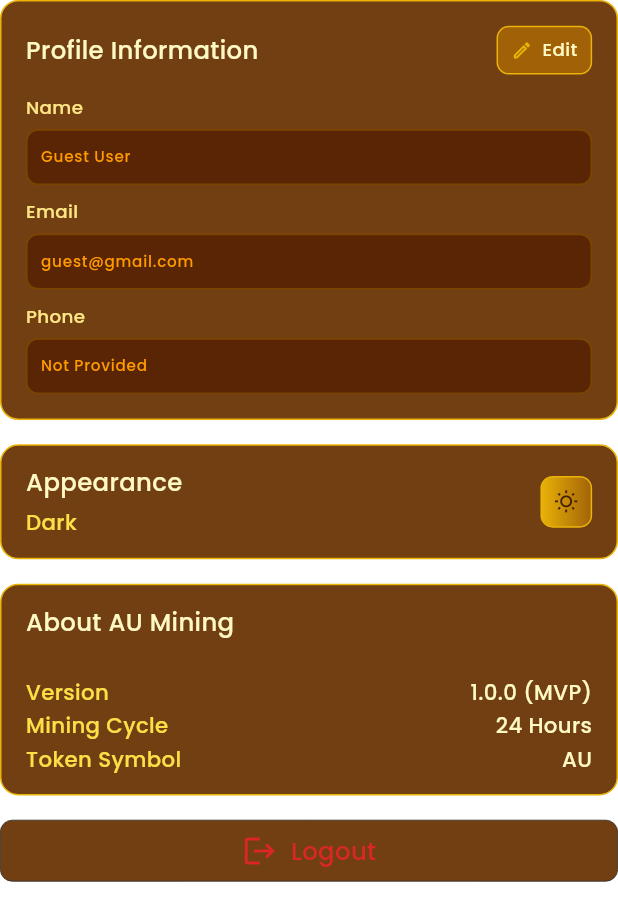
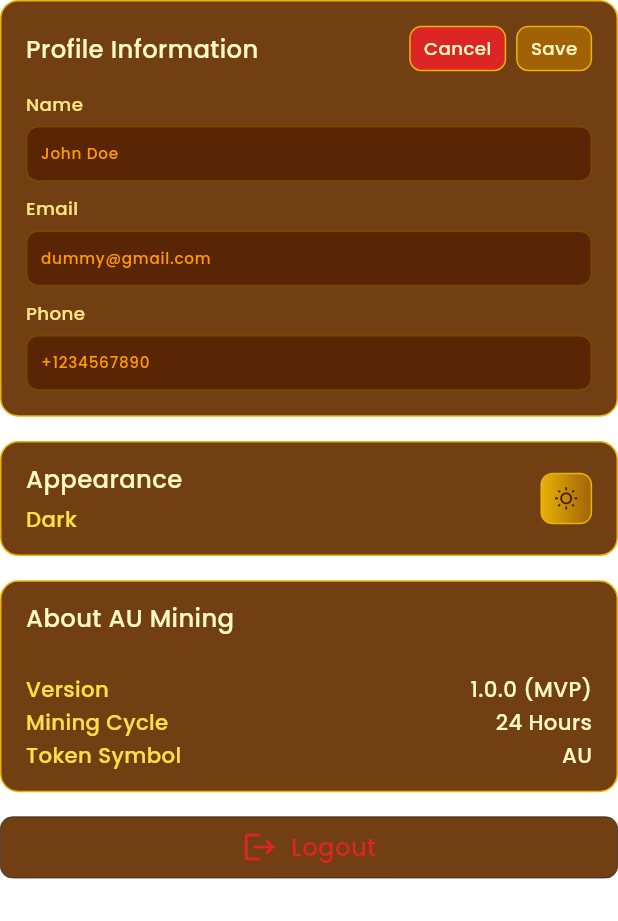
Before and after one commit to talhamehtab2014/mining_app, a Flutter app: the ProfileView screen opened by its route, after a tap on "Edit", on a phone screen of 412 x 824 dp. Shown: the top 921 px of the screen. Run offline on Flutter 3.47's test engine with Material 3 defaults, Android fonts, the light colour scheme and no system bars; our stand-ins replace auto_size_text, connectivity_plus, dio, firebase_core, flutter_screenutil, font_awesome_flutter and 7 more; accounts and stored records are empty; generated files the repository leaves out were written again.

Commit message:
feat: implement profile editing functionality
Introduces the ability for users to edit their profile information.

- Adds `ProfileModel` to represent user profile data.
- Implements `ProfileViewState` and `ProfileViewAction` to manage the state and user interactions on the profile screen.
- Updates the `Profile` view to handle edit, save, and cancel actions, and to enable/disable text fields based on the edit state.
- Initializes `ProfileViewModel` with mock data and logic to handle the "edit profile" action.
- Adds new localized strings for "Edit" and "Save" buttons.

```diff
--- a/lib/src/core/localization/app_strings.dart
+++ b/lib/src/core/localization/app_strings.dart
@@ -65,4 +65,6 @@ class AppStrings {
   static String get dark => 'dark'.tr;
   static String get light => 'light'.tr;
   static String get profileInformation => 'profileInformation'.tr;
+  static String get edit => 'edit'.tr;
+  static String get save => 'save'.tr;
 }
--- a/lib/src/core/localization/en_us.dart
+++ b/lib/src/core/localization/en_us.dart
@@ -29,25 +29,27 @@ final Map<String, String> enUS = {
 • No limit on number of referrals
   ''',
   'yourReferrals': 'Your Referrals ',
-  'shareReferralCode':'Share referral code',
-  'noReferralYet':'No referrals yet',
-  'shareYourCode':'Share your code to start earning!',
-  'yourReferralCode':'Your Referral Code',
-  'totalReferrals':'Total Referrals',
-  'earned':'Earned',
-  'totalMined':'Total Mined',
-  'sessions':'Sessions',
-  'miningHistory':'Mining History',
-  'noMiningHistory':'No mining history yet',
-  'startMiningNow':'Start mining to see your history!',
-  'aboutAUMining':'About AU Mining',
-  'version':'Version',
-  'miningCycle':'Mining Cycle',
-  'tokenSymbol':'Token Symbol',
-  'logout':'Logout',
-  'cancel':'Cancel',
-  'appearance':'Appearance',
-  'dark':'Dark',
-  'light':'Light',
-  'profileInformation':'Profile Information',
+  'shareReferralCode': 'Share referral code',
+  'noReferralYet': 'No referrals yet',
+  'shareYourCode': 'Share your code to start earning!',
+  'yourReferralCode': 'Your Referral Code',
+  'totalReferrals': 'Total Referrals',
+  'earned': 'Earned',
+  'totalMined': 'Total Mined',
+  'sessions': 'Sessions',
+  'miningHistory': 'Mining History',
+  'noMiningHistory': 'No mining history yet',
+  'startMiningNow': 'Start mining to see your history!',
+  'aboutAUMining': 'About AU Mining',
+  'version': 'Version',
+  'miningCycle': 'Mining Cycle',
+  'tokenSymbol': 'Token Symbol',
+  'logout': 'Logout',
+  'cancel': 'Cancel',
+  'appearance': 'Appearance',
+  'dark': 'Dark',
+  'light': 'Light',
+  'profileInformation': 'Profile Information',
+  'edit': 'Edit',
+  'save': 'Save',
 };
--- a/lib/src/presentation/post_login/bottom_navigation/bottom_navigation_view_model.dart
+++ b/lib/src/presentation/post_login/bottom_navigation/bottom_navigation_view_model.dart
@@ -12,7 +12,6 @@ class BottomNavigationViewModel extends GetxController {
       action: BottomNavigationAction.homeAction(),
       state: BottomNavigationState.homeState(),
     ),
-
     BottomNavigationItemModel(
       iconPath: Icons.history,
       action: BottomNavigationAction.historyAction(),
--- /dev/null
+++ b/lib/src/presentation/post_login/profile/models/action/profile_view_action.dart
@@ -0,0 +1,14 @@
+import 'package:freezed_annotation/freezed_annotation.dart';
+
+part 'profile_view_action.freezed.dart';
+
+@freezed
+abstract class ProfileViewAction with _$ProfileViewAction {
+  const factory ProfileViewAction.editProfile(bool isEditable) = EditProfileAction;
+
+  const factory ProfileViewAction.saveChanges() = SaveChangesAction;
+
+  const factory ProfileViewAction.toggleTheme() = ToggleThemeAction;
+
+  const factory ProfileViewAction.logout() = LogoutAction;
+}
--- /dev/null
+++ b/lib/src/presentation/post_login/profile/models/profile_model.dart
@@ -0,0 +1,15 @@
+import 'package:freezed_annotation/freezed_annotation.dart';
+part 'profile_model.freezed.dart';
+
+
+@freezed
+abstract class ProfileModel with _$ProfileModel {
+
+  const factory ProfileModel({
+    bool? isProfileEdited,
+    bool? isDarkMode,
+    String? username,
+    String? email,
+    String? phoneNumber,
+  }) = _ProfileModel;
+}
--- /dev/null
+++ b/lib/src/presentation/post_login/profile/models/state/profile_view_state.dart
@@ -0,0 +1,19 @@
+import 'package:freezed_annotation/freezed_annotation.dart';
+import 'package:mining_application/src/presentation/post_login/profile/models/profile_model.dart';
+
+part 'profile_view_state.freezed.dart';
+
+@freezed
+abstract class ProfileViewState with _$ProfileViewState {
+  factory ProfileViewState.initial(
+   ProfileModel? profileModel
+  ) = _ProfileViewInitialState;
+
+  factory ProfileViewState.editProfile(
+      ProfileModel? profileModel
+      ) = _ProfileViewEditProfileState;
+
+  factory ProfileViewState.changeTheme(
+      ProfileModel? profileModel
+      ) = _ProfileViewChangeThemeState;
+}
--- a/lib/src/presentation/post_login/profile/profile.dart
+++ b/lib/src/presentation/post_login/profile/profile.dart
@@ -7,6 +7,9 @@ import 'package:mining_application/src/core/utils/routes.dart';
 import 'package:mining_application/src/presentation/common_widgets/common_button_widget.dart';
 import 'package:mining_application/src/presentation/common_widgets/common_label_text_widget.dart';
 import 'package:mining_application/src/presentation/common_widgets/common_text_field_widget.dart';
+import 'package:mining_application/src/presentation/post_login/profile/models/action/profile_view_action.dart';
+import 'package:mining_application/src/presentation/post_login/profile/models/profile_model.dart';
+import 'package:mining_application/src/presentation/post_login/profile/models/state/profile_view_state.dart';
 import 'package:mining_application/src/presentation/post_login/profile/profile_view_model.dart';
 
 class ProfileView extends StatelessWidget {
@@ -21,16 +24,19 @@ class ProfileView extends StatelessWidget {
         return Scaffold(
           backgroundColor: Colors.transparent,
           body: SingleChildScrollView(
-            child: Column(
+            child: controller.state.maybeWhen(
+              initial: (state) => Column(
                 children: [
-                editProfileCard(),
+                  editProfileCard(controller, state),
                   16.verticalSpace,
-                darkLightSwitcher(),
+                  darkLightSwitcher(state),
                   16.verticalSpace,
                   profileTopHeaderCard(),
                   16.verticalSpace,
                   logoutButton(context),
                 ],
+              ),
+              orElse: () => Container(),
             ),
           ),
         );
@@ -38,7 +44,7 @@ class ProfileView extends StatelessWidget {
     );
   }
 
-  Widget editProfileCard() {
+  Widget editProfileCard(ProfileViewModel controller, ProfileModel? state) {
     return Container(
       padding: EdgeInsets.all(16.sp),
       decoration: BoxDecoration(
@@ -57,59 +63,62 @@ class ProfileView extends StatelessWidget {
                 fontSize: 16.sp,
                 textColor: R.palette.yellow100,
               ),
-              GestureDetector(
-                onTap: () {},
-                child: Container(
-                  padding: EdgeInsets.symmetric(vertical: 8.h, horizontal: 8.w),
-                  decoration: BoxDecoration(
-                    color: R.palette.yellow700,
-                    borderRadius: BorderRadius.circular(8.r),
-                    border: Border.all(color: R.palette.yellow500),
+              state?.isProfileEdited == true
+                  ? Row(
+                      mainAxisSize: MainAxisSize.min,
+                      children: [
+                        actionButtons(false, AppStrings.cancel, () {
+                          controller.onAction(
+                            ProfileViewAction.editProfile(
+                              !(state?.isProfileEdited ?? false),
                             ),
-                  child: Row(
-                    children: [
-                      Icon(
-                        Icons.edit_outlined,
-                        color: R.palette.yellow500,
-                        size: 14.sp,
-                      ),
+                          );
+                        }, R.palette.red600),
                         6.horizontalSpace,
-                      CommonLabelTextWidget(
-                        text: "Edit",
-                        fontWeight: FontWeight.w500,
-                        fontSize: 12.sp,
-                        textColor: R.palette.yellow100,
+                        actionButtons(
+                          false,
+                          AppStrings.save,
+                          () {},
+                          R.palette.yellow700,
                         ),
                       ],
+                    )
+                  : actionButtons(true, AppStrings.edit, () {
+                      controller.onAction(
+                        ProfileViewAction.editProfile(
+                          !(state?.isProfileEdited ?? false),
                         ),
-                ),
-              ),
+                      );
+                    }, R.palette.yellow700),
             ],
           ),
           16.verticalSpace,
           CommonTextFieldWidget(
             labelText: AppStrings.name,
-            controller: TextEditingController(text: 'Guest User'),
+            controller: TextEditingController(text: '${state?.username}'),
             hintText: AppStrings.nameHint,
+            isEnabled: state?.isProfileEdited ?? true,
           ),
           12.verticalSpace,
           CommonTextFieldWidget(
             labelText: AppStrings.emailLabel,
-            controller: TextEditingController(text: 'guest@gmail.com'),
+            controller: TextEditingController(text: '${state?.email}'),
             hintText: AppStrings.emailHint,
+            isEnabled: state?.isProfileEdited ?? true,
           ),
           12.verticalSpace,
           CommonTextFieldWidget(
             labelText: AppStrings.phone,
-            controller: TextEditingController(text: 'Not Provided'),
+            controller: TextEditingController(text: '${state?.phoneNumber}'),
             hintText: AppStrings.phoneOptionalHint,
+            isEnabled: state?.isProfileEdited ?? true,
           ),
         ],
       ),
     );
   }
 
-  Widget darkLightSwitcher() {
+  Widget darkLightSwitcher(ProfileModel? state) {
     return Container(
       padding: EdgeInsets.all(16.sp),
       decoration: BoxDecoration(
@@ -209,6 +218,37 @@ class ProfileView extends StatelessWidget {
     ],
   );
 
+  Widget actionButtons(
+    bool isIconRequired,
+    String title,
+    VoidCallback callback,
+    Color color,
+  ) => GestureDetector(
+    onTap: callback,
+    child: Container(
+      padding: EdgeInsets.symmetric(vertical: 8.h, horizontal: 8.w),
+      decoration: BoxDecoration(
+        color: color,
+        borderRadius: BorderRadius.circular(8.r),
+        border: Border.all(color: R.palette.yellow500),
+      ),
+      child: Row(
+        children: [
+          if (isIconRequired) ...[
+            Icon(Icons.edit_outlined, color: R.palette.yellow500, size: 14.sp),
+            6.horizontalSpace,
+          ],
+          CommonLabelTextWidget(
+            text: title,
+            fontWeight: FontWeight.w500,
+            fontSize: 12.sp,
+            textColor: R.palette.yellow100,
+          ),
+        ],
+      ),
+    ),
+  );
+
   Widget logoutButton(context) {
     return GestureDetector(
       onTap: () {
--- a/lib/src/presentation/post_login/profile/profile_view_model.dart
+++ b/lib/src/presentation/post_login/profile/profile_view_model.dart
@@ -1,10 +1,63 @@
 import 'package:get/get.dart';
+import 'package:mining_application/src/presentation/post_login/profile/models/action/profile_view_action.dart';
+import 'package:mining_application/src/presentation/post_login/profile/models/profile_model.dart';
+import 'package:mining_application/src/presentation/post_login/profile/models/state/profile_view_state.dart';
 
 class ProfileViewModel extends GetxController {
+  ProfileViewState _state = ProfileViewState.initial(
+    ProfileModel(
+      isProfileEdited: false,
+      username: 'John Doe',
+      email: 'dummy@gmail.com',
+      phoneNumber: '+1234567890',
+      isDarkMode: false,
+    ),
+  );
+
+  ProfileViewState get state => _state;
+
+  set state(ProfileViewState value) {
+    _state = value;
+  }
+
   @override
   void onInit() {
     // TODO: implement onInit
     super.onInit();
     print("ProfileViewModel initialized");
   }
+
+  void onAction(ProfileViewAction action) {
+    action.when(
+      editProfile: (isEditable) {
+        state.maybeMap(
+            initial: (data) => _updateModel((m) => m.copyWith(isProfileEdited: isEditable)),
+            orElse: () => state);
+      },
+      saveChanges: () {},
+      toggleTheme: () {},
+      logout: () {},
+    );
+    update();
+  }
+
+  void _updateModel(
+      ProfileModel Function(ProfileModel) transform,
+      ) {
+    state = state.maybeMap(
+      initial: (s) {
+        final current = s.profileModel ??  ProfileModel();
+        final updated = transform(current);
+        if (updated == current) return s;
+        return s.copyWith(profileModel: updated);
+      },
+      orElse: () {
+        final base = transform(ProfileModel());
+        return ProfileViewState.initial(
+           base,
+          // ...provide any other required fields for dataLoaded here
+        );
+      },
+    );
+  }
 }
```
Lines whose indentation alone changed are shown as unchanged.
